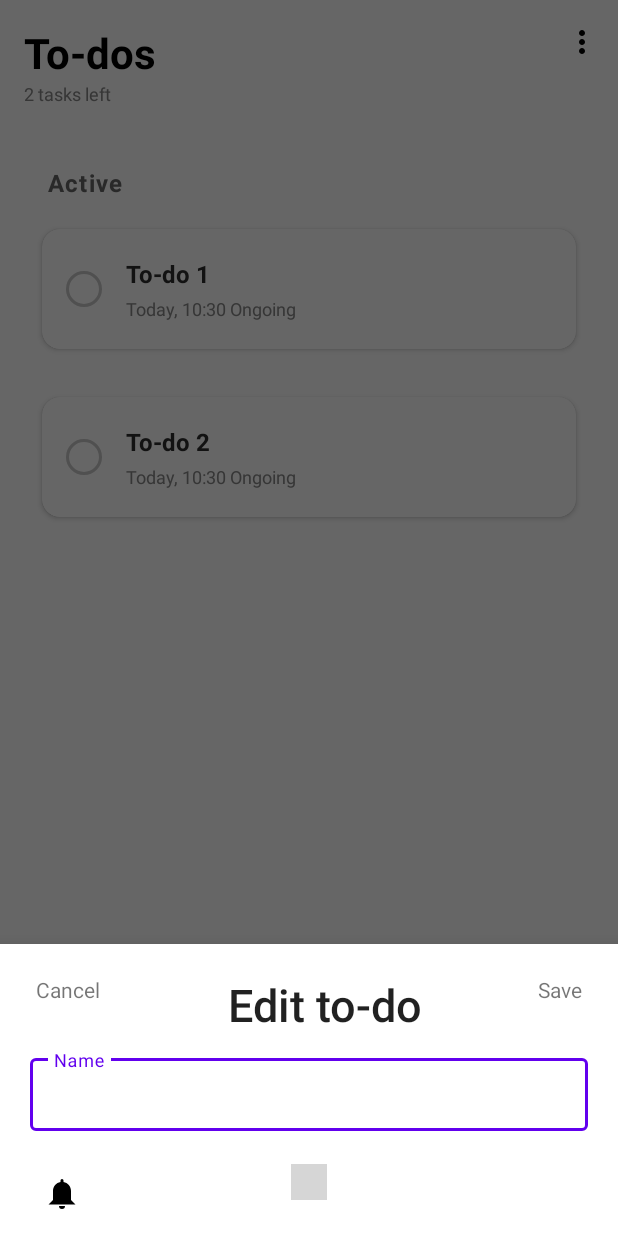
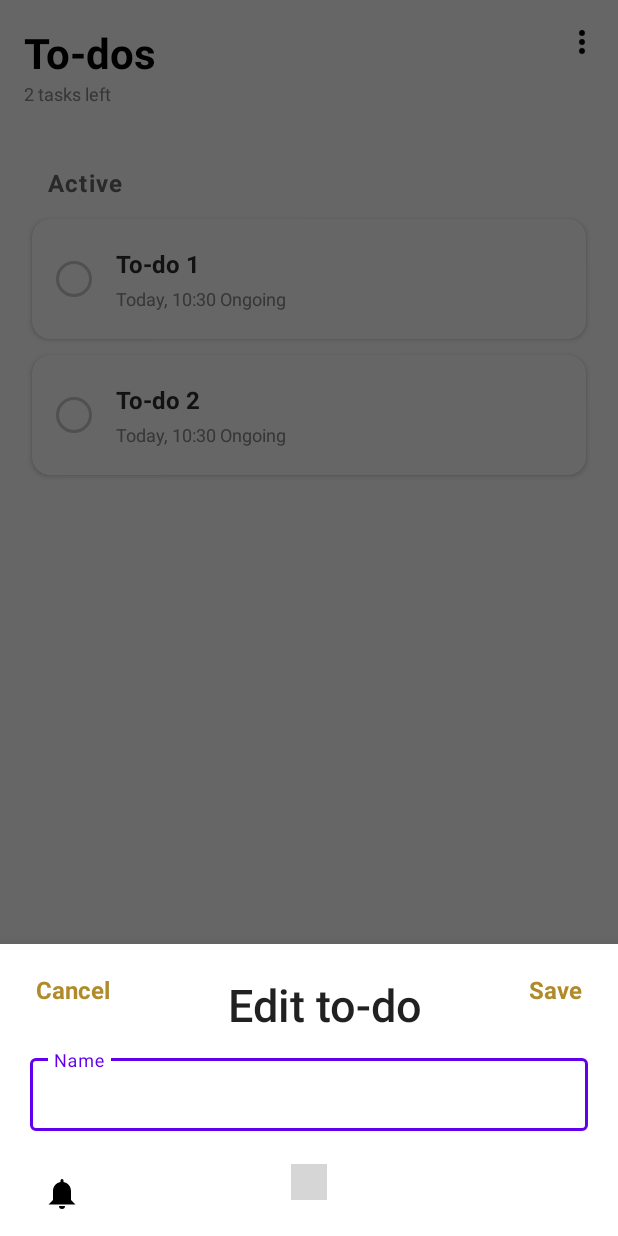
Before and after one commit to chientran2311/Znotodo, an Android app built with Jetpack Compose: the fragment EditTaskSheetFragment placed in its activity, item 2 of the bottom bar chosen, on a phone screen of 412 x 824 dp. Run offline under Robolectric (Android 15) with nearby library versions, the light colour scheme and no system bars; grey boxes are pictures that could not be loaded.

Commit message:
hot fix menu background + text color add n edit

```diff
--- a/app/src/main/java/TodoFragment.kt
+++ b/app/src/main/java/TodoFragment.kt
@@ -2,6 +2,7 @@ package com.example.znotodo.fragment
 
 import TodoMultiEditFragment
 import android.os.Bundle
+import android.view.Gravity
 import android.view.View
 import android.widget.PopupMenu
 import android.widget.TextView
@@ -29,7 +30,8 @@ class TodoFragment : Fragment(R.layout.todo_edit) {
 
         val menuButton = view.findViewById<View>(R.id.menuButton)
         menuButton.setOnClickListener { anchor ->
-            val popup = PopupMenu(requireContext(), anchor)
+            val popup = PopupMenu(requireContext(), anchor, Gravity.END, 0, R.style.PopupMenuStyle)
+
             popup.menuInflater.inflate(R.menu.todo_menu, popup.menu)
 
             popup.setOnMenuItemClickListener { item ->
--- /dev/null
+++ b/app/src/main/res/drawable/menu_background.xml
@@ -0,0 +1,11 @@
+<shape xmlns:android="http://schemas.android.com/apk/res/android"
+    android:shape="rectangle">
+    <solid android:color="@android:color/white" />
+    <corners android:radius="16dp" />
+    <padding
+        android:left="8dp"
+        android:top="8dp"
+        android:right="8dp"
+        android:bottom="8dp" />
+    <elevation android:elevation="8dp" />
+</shape>
--- a/app/src/main/res/layout/fragment_edit_task_sheet.xml
+++ b/app/src/main/res/layout/fragment_edit_task_sheet.xml
@@ -21,16 +21,22 @@
             android:layout_centerVertical="true"
             android:clickable="true"
             android:padding="8dp"
-            android:text="Cancel" />
+            android:text="Cancel"
+            android:textColor="@color/orange_text"
+            android:textSize="16sp"
+            android:textStyle="bold" />
 
         <TextView
             android:id="@+id/textSave"
             android:layout_width="wrap_content"
             android:layout_height="wrap_content"
+            android:layout_alignParentEnd="true"
+            android:layout_centerVertical="true"
+            android:padding="8dp"
             android:text="Save"
-            android:padding="8dp"
-            android:layout_alignParentEnd="true"
-            android:layout_centerVertical="true" />
+            android:textColor="@color/orange_text"
+            android:textSize="16sp"
+            android:textStyle="bold" />
 
         <TextView
             style="@style/TextAppearance.AppCompat.Title"
--- a/app/src/main/res/layout/fragment_new_task_sheet.xml
+++ b/app/src/main/res/layout/fragment_new_task_sheet.xml
@@ -21,16 +21,22 @@
             android:layout_centerVertical="true"
             android:clickable="true"
             android:padding="8dp"
-            android:text="Cancel" />
+            android:text="Cancel"
+            android:textColor="@color/orange_text"
+            android:textSize="16sp"
+            android:textStyle="bold" />
 
         <TextView
             android:id="@+id/textSave"
             android:layout_width="wrap_content"
             android:layout_height="wrap_content"
+            android:layout_alignParentEnd="true"
+            android:layout_centerVertical="true"
+            android:padding="8dp"
             android:text="Save"
-            android:padding="8dp"
-            android:layout_alignParentEnd="true"
-            android:layout_centerVertical="true" />
+            android:textColor="@color/orange_text"
+            android:textSize="16sp"
+            android:textStyle="bold" />
 
         <TextView
             style="@style/TextAppearance.AppCompat.Title"
--- a/app/src/main/res/layout/item_todo.xml
+++ b/app/src/main/res/layout/item_todo.xml
@@ -4,7 +4,7 @@
     android:layout_height="wrap_content"
     android:clipChildren="false"
     android:clipToPadding="false"
-    android:layout_margin="12dp">
+    android:layout_margin="5dp">
 
     <!-- Background with Edit and Delete - Gradient Colors -->
     <FrameLayout
@@ -45,7 +45,7 @@
         android:id="@+id/foreground"
         android:layout_width="match_parent"
         android:layout_height="80dp"
-        android:layout_marginBottom="8dp"
+
         android:elevation="8dp"
         app:cardCornerRadius="12dp"
         app:cardBackgroundColor="#FFFFFF"
--- a/app/src/main/res/values/styles.xml
+++ b/app/src/main/res/values/styles.xml
@@ -21,4 +21,10 @@
 
     </style>
 
+    <style name="PopupMenuStyle" parent="Widget.AppCompat.PopupMenu">
+        <item name="android:popupBackground">@drawable/menu_background</item>
+        <item name="android:textStyle">bold</item>
+        <item name="android:textColor">#000000</item>
+    </style>
+
 </resources>
--- a/app/src/main/res/values/themes.xml
+++ b/app/src/main/res/values/themes.xml
@@ -12,5 +12,7 @@
         <!-- Status bar color. -->
         <item name="android:statusBarColor">?attr/colorPrimaryVariant</item>
         <!-- Customize your theme here. -->
+        <item name="popupMenuStyle">@style/PopupMenuStyle</item>
+
     </style>
 </resources>
```
